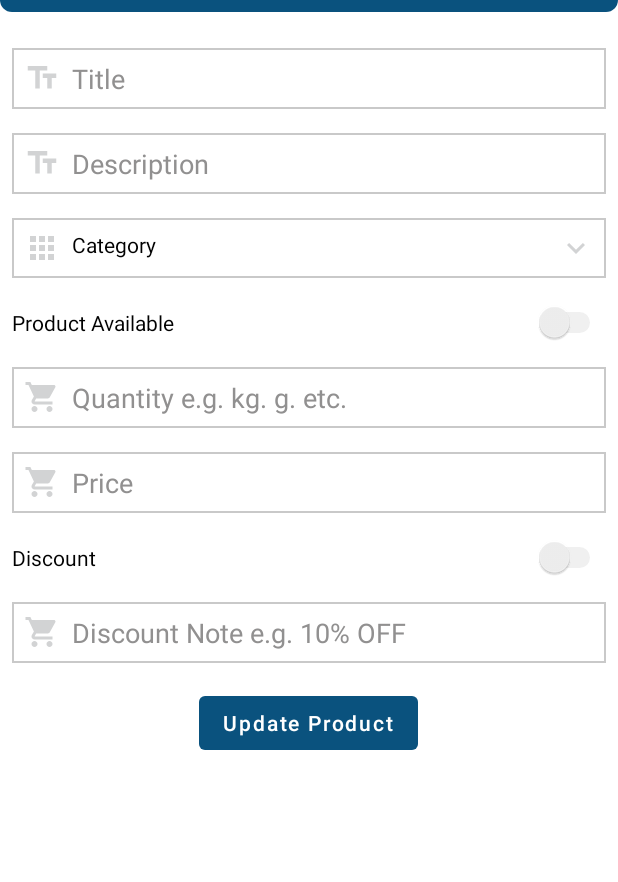
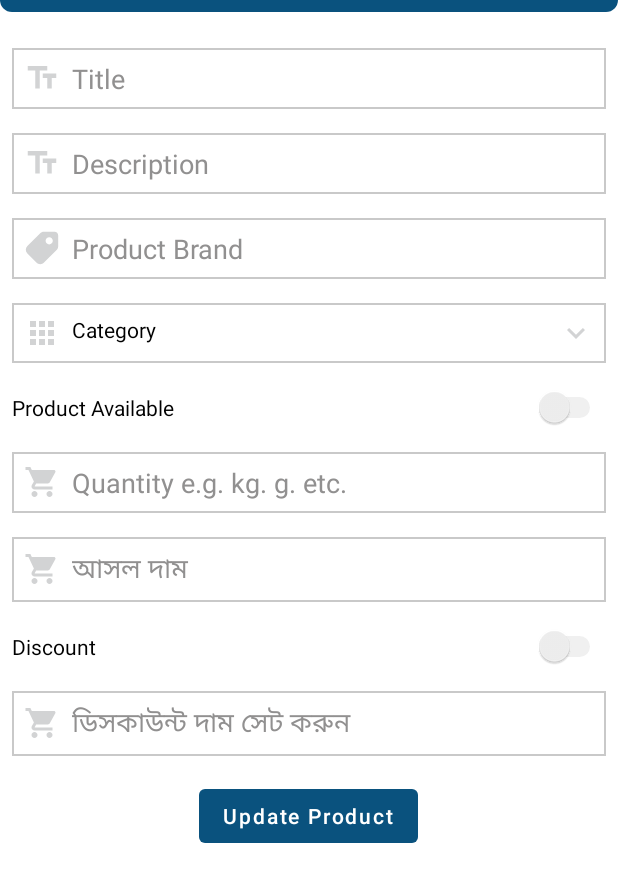
Before and after one commit to Mahmud0639/kreta_bikreta, an Android app: the layout activity_edit_product.xml on its own in the app's theme, with its tools: preview values and no code run, on a phone screen of 412 x 824 dp. Shown: the top 882 px of the screen. Run offline under Robolectric (Android 15) with nearby library versions, the phone set to English and light mode, and no system bars.

Commit message:
kreta bikreta app for first commit...brand added...delivery textInputLayout problem solved...brand name update issue solved...discount problem solved...

```diff
--- a/app/src/main/res/layout/activity_edit_product.xml
+++ b/app/src/main/res/layout/activity_edit_product.xml
@@ -110,7 +110,42 @@
                     android:inputType="textCapSentences|textMultiLine"
                     android:padding="@dimen/_8mdp" />
 
+                <EditText
+                    android:id="@+id/brandET"
+                    android:layout_width="match_parent"
+                    android:layout_height="wrap_content"
+                    android:layout_below="@id/descriptionET"
+                    android:layout_marginStart="@dimen/_5mdp"
+                    android:layout_marginTop="@dimen/_5mdp"
+                    android:layout_marginEnd="@dimen/_5mdp"
+                    android:layout_marginBottom="@dimen/_5mdp"
+                    android:background="@drawable/shape_rect_02"
+                    android:drawableStart="@drawable/ic_brand"
+                    android:drawablePadding="@dimen/_10mdp"
+                    android:hint="Product Brand"
+                    android:inputType="textCapSentences|textMultiLine"
+                    android:padding="@dimen/_8mdp"
+                    android:textColor="@color/black"
+                    android:textColorHint="#919090" />
+
                 <TextView
+                    android:id="@+id/categoryTV"
+                    android:layout_width="match_parent"
+                    android:layout_height="wrap_content"
+                    android:layout_below="@id/brandET"
+                    android:layout_marginStart="@dimen/_5mdp"
+                    android:layout_marginTop="@dimen/_5mdp"
+                    android:layout_marginEnd="@dimen/_5mdp"
+                    android:layout_marginBottom="@dimen/_5mdp"
+                    android:background="@drawable/shape_rect_02"
+                    android:drawableStart="@drawable/ic_categories_gray"
+                    android:drawableEnd="@drawable/ic_down_arrow_gray"
+                    android:drawablePadding="@dimen/_10mdp"
+                    android:padding="@dimen/_8mdp"
+                    android:text="Category"
+                    android:textColor="@color/black" />
+
+              <!--  <TextView
                     android:id="@+id/categoryTV"
                     android:layout_width="match_parent"
                     android:layout_height="wrap_content"
@@ -123,9 +158,9 @@
                     android:drawableStart="@drawable/ic_categories_gray"
                     android:drawableEnd="@drawable/ic_down_arrow_gray"
                     android:drawablePadding="@dimen/_10mdp"
+                    android:padding="@dimen/_8mdp"
                     android:text="Category"
-                    android:textColor="@color/black"
-                    android:padding="@dimen/_8mdp" />
+                    android:textColor="@color/black" />-->
 
                 <EditText
                     android:id="@+id/quantityET"
@@ -153,15 +188,15 @@
                     android:layout_marginStart="@dimen/_5mdp"
                     android:layout_marginTop="@dimen/_5mdp"
                     android:layout_marginEnd="@dimen/_5mdp"
-                    android:textColor="@color/black"
-                    android:textColorHint="#919090"
                     android:layout_marginBottom="@dimen/_5mdp"
                     android:background="@drawable/shape_rect_02"
                     android:drawableStart="@drawable/ic_cart_gray"
                     android:drawablePadding="@dimen/_10mdp"
-                    android:hint="@string/price"
+                    android:hint="আসল দাম"
                     android:inputType="numberDecimal"
-                    android:padding="@dimen/_8mdp" />
+                    android:padding="@dimen/_8mdp"
+                    android:textColor="@color/black"
+                    android:textColorHint="#919090" />
 
                 <Switch
                     android:id="@+id/productAvailableSwitch"
@@ -216,11 +251,11 @@
                     android:background="@drawable/shape_rect_02"
                     android:drawableStart="@drawable/ic_cart_gray"
                     android:drawablePadding="@dimen/_10mdp"
+                    android:hint="ডিসকাউন্ট দাম সেট করুন"
+                    android:inputType="numberDecimal"
+                    android:padding="@dimen/_8mdp"
                     android:textColor="@color/black"
-                    android:textColorHint="#919090"
-                    android:hint="@string/discount_note_e_g_10_off"
-                    android:inputType="numberDecimal"
-                    android:padding="@dimen/_8mdp" />
+                    android:textColorHint="#919090" />
 
                 <Button
                     android:id="@+id/updateProductBtn"
--- a/app/src/main/res/layout/activity_product_info.xml
+++ b/app/src/main/res/layout/activity_product_info.xml
@@ -92,6 +92,7 @@
                         android:layout_width="0dp"
                         android:layout_height="@dimen/_1mdp"
                         android:background="#919090"
+                        android:layout_marginTop="@dimen/_5mdp"
                         app:layout_constraintEnd_toEndOf="parent"
                         app:layout_constraintStart_toStartOf="parent"
                         app:layout_constraintTop_toBottomOf="@id/productIV" />
@@ -101,7 +102,7 @@
                         android:id="@+id/productName"
                         android:layout_width="0dp"
                         android:layout_height="wrap_content"
-                        android:layout_marginTop="@dimen/_10mdp"
+                        android:layout_marginTop="@dimen/_5mdp"
                         android:ellipsize="end"
                         android:gravity="center_horizontal"
                         android:maxLines="1"
```
Also changed, not shown: app/src/main/java/com/manuni/kretabikreta/AddProductActivity.java (+19 -4 lines), app/src/main/java/com/manuni/kretabikreta/EditProductActivity.java (+75 -11 lines), app/src/main/java/com/manuni/kretabikreta/RegisterSellerActivity.java (+89 -82 lines), app/src/main/res/layout/activity_add_product.xml (+5 -5 lines).
